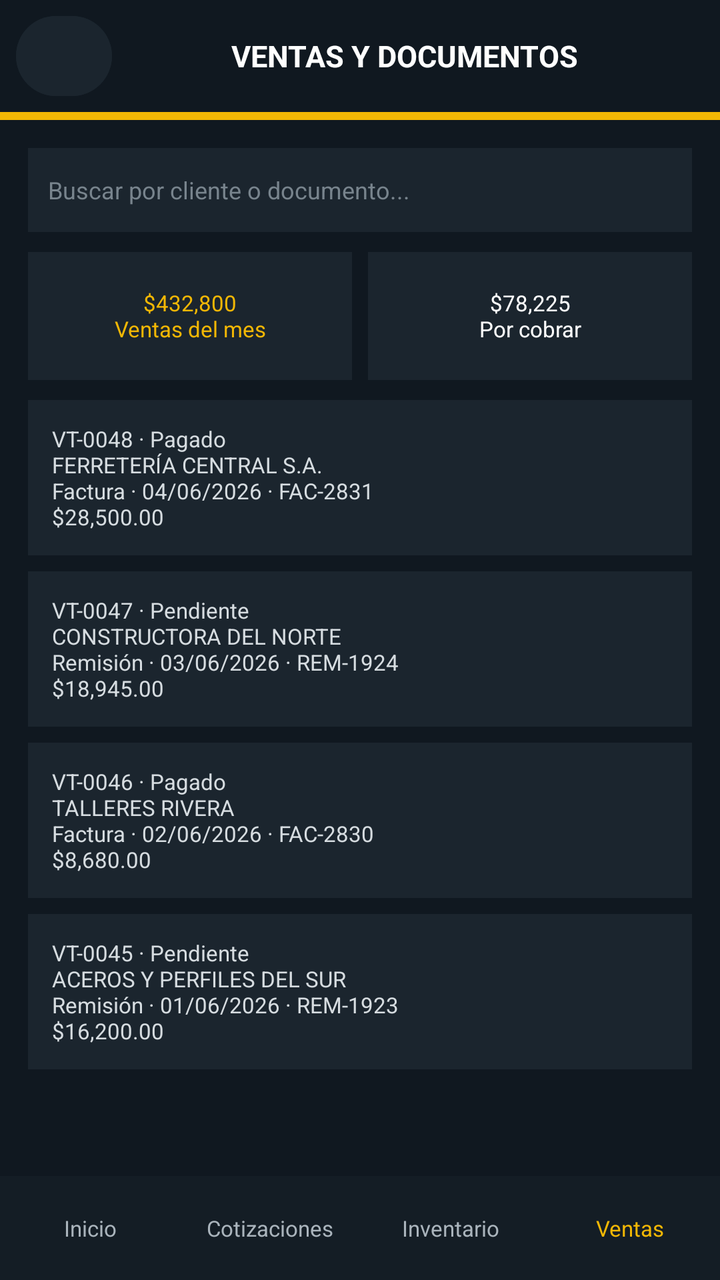
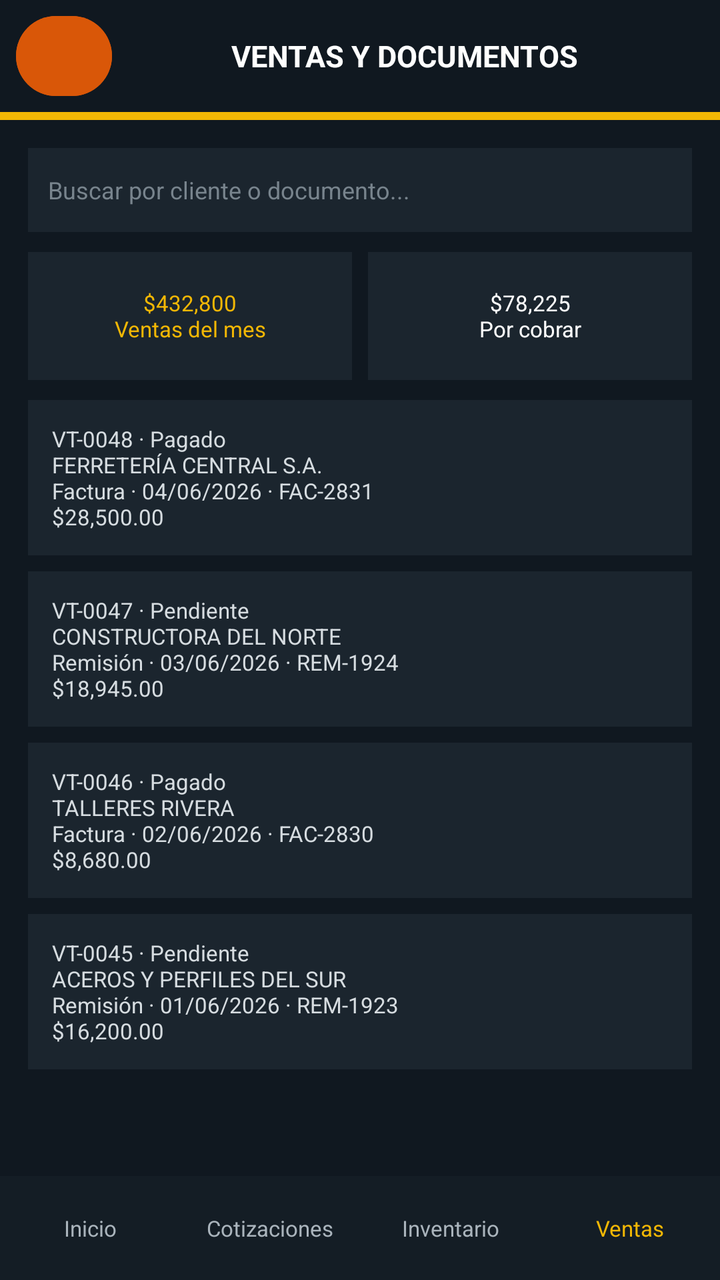

Screens rendered from an Android XML layout before and after an edit, with the pre-edit source and the edit as a unified diff.
<!-- AndroidManifest.xml: application theme Theme.Aceroswecorp -->
<!-- res/layout/activity_ventas_documentos.xml -->
<?xml version="1.0" encoding="utf-8"?>
<LinearLayout xmlns:android="http://schemas.android.com/apk/res/android"
    android:id="@+id/screen_root"
    android:layout_width="match_parent"
    android:layout_height="match_parent"
    android:background="#101820"
    android:orientation="vertical">

    <LinearLayout
        android:layout_width="match_parent"
        android:layout_height="56dp"
        android:gravity="center_vertical"
        android:orientation="horizontal"
        android:paddingStart="8dp"
        android:paddingEnd="12dp">

        <Button
            android:id="@+id/screen_back"
            android:layout_width="48dp"
            android:layout_height="48dp"
            android:backgroundTint="#1B252E"
            android:contentDescription="@string/back"
            android:text="@string/back_arrow"
            android:textColor="#FFFFFF"
            android:textSize="24sp" />

        <TextView
            android:layout_width="0dp"
            android:layout_height="wrap_content"
            android:layout_weight="1"
            android:gravity="center"
            android:text="VENTAS Y DOCUMENTOS"
            android:textColor="#FFFFFF"
            android:textSize="15sp"
            android:textStyle="bold" />
    </LinearLayout>

    <TextView android:layout_width="match_parent" android:layout_height="4dp" android:background="#F2B705" />

    <ScrollView
        android:layout_width="match_parent"
        android:layout_height="0dp"
        android:layout_weight="1">

        <LinearLayout
            android:layout_width="match_parent"
            android:layout_height="wrap_content"
            android:orientation="vertical"
            android:padding="14dp">

            <EditText android:layout_width="match_parent" android:layout_height="42dp" android:background="#1B252E" android:hint="Buscar por cliente o documento..." android:padding="10dp" android:textColor="#FFFFFF" android:textColorHint="#78848D" android:textSize="12sp" />
            <LinearLayout android:layout_width="match_parent" android:layout_height="64dp" android:layout_marginTop="10dp" android:orientation="horizontal">
                <TextView android:layout_width="0dp" android:layout_height="match_parent" android:layout_marginEnd="4dp" android:layout_weight="1" android:background="#1B252E" android:gravity="center" android:text="$432,800&#10;Ventas del mes" android:textColor="#F2B705" android:textSize="11sp" />
                <TextView android:layout_width="0dp" android:layout_height="match_parent" android:layout_marginStart="4dp" android:layout_weight="1" android:background="#1B252E" android:gravity="center" android:text="$78,225&#10;Por cobrar" android:textColor="#FFFFFF" android:textSize="11sp" />
            </LinearLayout>

            <TextView android:layout_width="match_parent" android:layout_height="wrap_content" android:layout_marginTop="10dp" android:background="#1B252E" android:padding="12dp" android:text="VT-0048 · Pagado&#10;FERRETERÍA CENTRAL S.A.&#10;Factura · 04/06/2026 · FAC-2831&#10;$28,500.00" android:textColor="#D6DCE0" android:textSize="11sp" />
            <TextView android:layout_width="match_parent" android:layout_height="wrap_content" android:layout_marginTop="8dp" android:background="#1B252E" android:padding="12dp" android:text="VT-0047 · Pendiente&#10;CONSTRUCTORA DEL NORTE&#10;Remisión · 03/06/2026 · REM-1924&#10;$18,945.00" android:textColor="#D6DCE0" android:textSize="11sp" />
            <TextView android:layout_width="match_parent" android:layout_height="wrap_content" android:layout_marginTop="8dp" android:background="#1B252E" android:padding="12dp" android:text="VT-0046 · Pagado&#10;TALLERES RIVERA&#10;Factura · 02/06/2026 · FAC-2830&#10;$8,680.00" android:textColor="#D6DCE0" android:textSize="11sp" />
            <TextView android:layout_width="match_parent" android:layout_height="wrap_content" android:layout_marginTop="8dp" android:background="#1B252E" android:padding="12dp" android:text="VT-0045 · Pendiente&#10;ACEROS Y PERFILES DEL SUR&#10;Remisión · 01/06/2026 · REM-1923&#10;$16,200.00" android:textColor="#D6DCE0" android:textSize="11sp" />
        </LinearLayout>
    </ScrollView>

    <LinearLayout android:layout_width="match_parent" android:layout_height="52dp" android:background="#141D25" android:gravity="center" android:orientation="horizontal">
        <TextView android:id="@+id/nav_inicio" android:layout_width="0dp" android:layout_height="match_parent" android:layout_weight="1" android:gravity="center" android:text="Inicio" android:textColor="#AAB4BC" android:textSize="11sp" />
        <TextView android:id="@+id/nav_cotizaciones" android:layout_width="0dp" android:layout_height="match_parent" android:layout_weight="1" android:gravity="center" android:text="Cotizaciones" android:textColor="#AAB4BC" android:textSize="11sp" />
        <TextView android:id="@+id/nav_inventario" android:layout_width="0dp" android:layout_height="match_parent" android:layout_weight="1" android:gravity="center" android:text="Inventario" android:textColor="#AAB4BC" android:textSize="11sp" />
        <TextView android:id="@+id/nav_ventas" android:layout_width="0dp" android:layout_height="match_parent" android:layout_weight="1" android:gravity="center" android:text="Ventas" android:textColor="#F2B705" android:textSize="11sp" />
    </LinearLayout>
</LinearLayout>
<!-- resources referenced by this layout -->
<resources>
  <string name="back">Volver</string>
  <string name="back_arrow">‹</string>
  <style name="Theme.Aceroswecorp" parent="Base.Theme.Aceroswecorp" />
  <style name="Base.Theme.Aceroswecorp" parent="Theme.Material3.DayNight.NoActionBar">
          
          
      </style>
</resources>

<!-- the commit's change to res/layout/activity_ventas_documentos.xml (unified diff, before → after) -->
@@ -18,7 +18,7 @@
             android:id="@+id/screen_back"
             android:layout_width="48dp"
             android:layout_height="48dp"
-            android:backgroundTint="#1B252E"
+            android:backgroundTint="#D95708"
             android:contentDescription="@string/back"
             android:text="@string/back_arrow"
             android:textColor="#FFFFFF"
